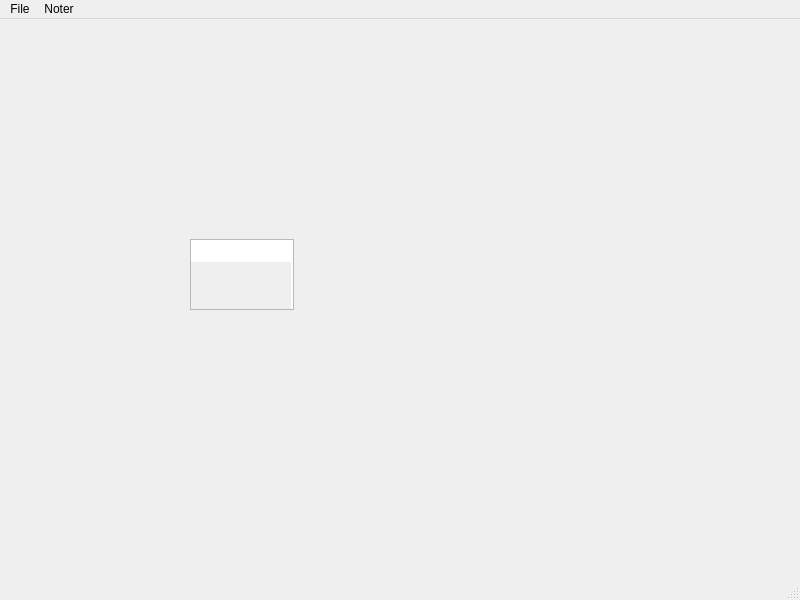
KoNickss/noter_texteditor, file latest_updaterepo_version/noter.ui: the form before one commit.
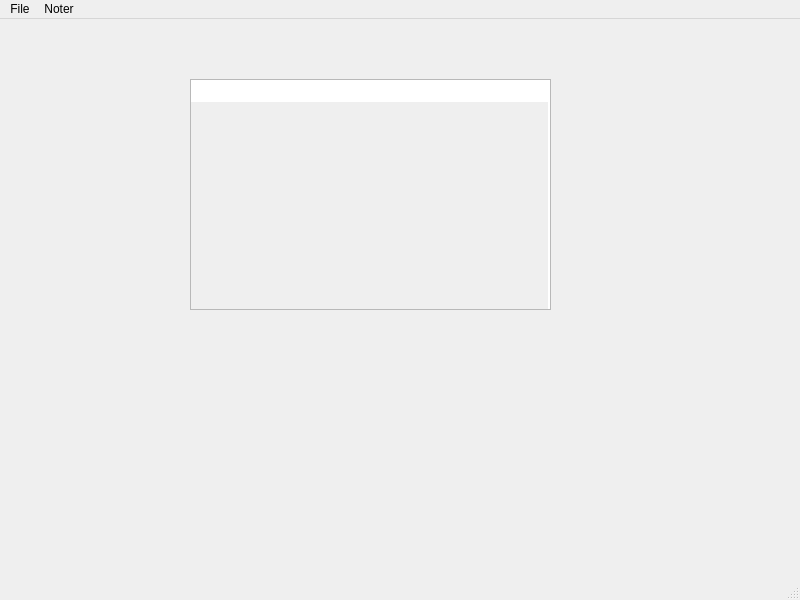
The form after the commit.

```diff
--- a/latest_updaterepo_version/noter.ui
+++ b/latest_updaterepo_version/noter.ui
@@ -18,9 +18,9 @@
     <property name="geometry">
      <rect>
       <x>190</x>
-      <y>220</y>
-      <width>104</width>
-      <height>71</height>
+      <y>60</y>
+      <width>361</width>
+      <height>231</height>
      </rect>
     </property>
     <property name="autoFillBackground">
@@ -32,6 +32,9 @@
     <property name="lineWrapMode">
      <enum>QPlainTextEdit::NoWrap</enum>
     </property>
+    <property name="readOnly">
+     <bool>false</bool>
+    </property>
     <property name="tabStopWidth">
      <number>40</number>
     </property>
```
Left out of the diff: 2 changed lines with no effect on the pictures.
